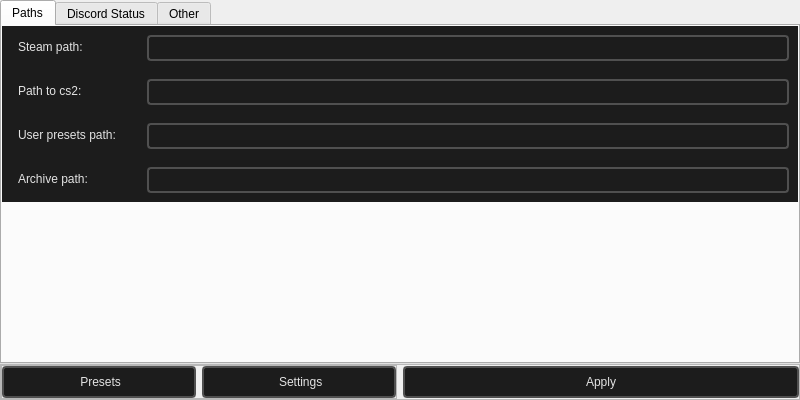
Before: the Qt Designer form src/preferences.ui in dertwist/Hammer5Tools, drawn with Qt 5.
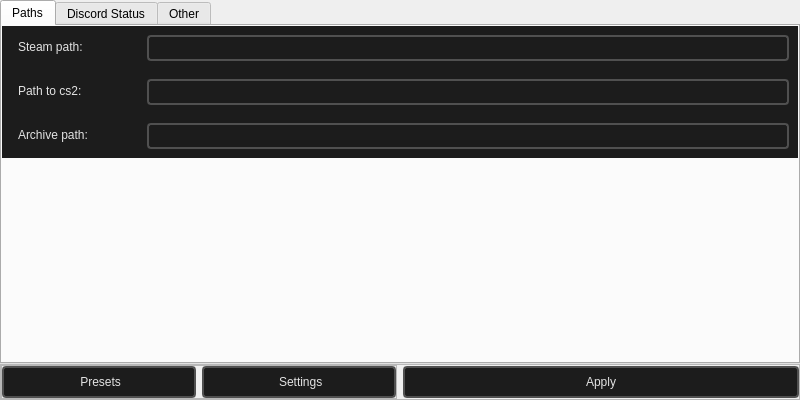
After: the same form once the commit is applied. The open tabs and pages were chosen to show the change. Icons and pictures are not drawn.

Commit message: [SoundEventEditor] Removed prefers form the settings and excluded sounds form build

```diff
--- a/src/preferences.ui
+++ b/src/preferences.ui
@@ -287,127 +287,7 @@
     }</string>
             </property>
             <property name="alignment">
-             <set>Qt::AlignLeading|Qt::AlignLeft|Qt::AlignTop</set>
-            </property>
-           </widget>
-          </item>
-         </layout>
-        </widget>
-       </item>
-       <item>
-        <widget class="QFrame" name="frame_4">
-         <property name="maximumSize">
-          <size>
-           <width>16777215</width>
-           <height>48</height>
-          </size>
-         </property>
-         <property name="styleSheet">
-          <string notr="true">background-color: #1C1C1C;</string>
-         </property>
-         <property name="frameShape">
-          <enum>QFrame::NoFrame</enum>
-         </property>
-         <property name="frameShadow">
-          <enum>QFrame::Raised</enum>
-         </property>
-         <layout class="QHBoxLayout" name="horizontalLayout_6">
-          <item>
-           <widget class="QFrame" name="frame_5">
-            <property name="styleSheet">
-             <string notr="true">border:0px;</string>
-            </property>
-            <property name="frameShape">
-             <enum>QFrame::StyledPanel</enum>
-            </property>
-            <property name="frameShadow">
-             <enum>QFrame::Raised</enum>
-            </property>
-            <layout class="QHBoxLayout" name="horizontalLayout">
-             <property name="leftMargin">
-              <number>0</number>
-             </property>
-             <property name="topMargin">
-              <number>0</number>
-             </property>
-             <property name="rightMargin">
-              <number>0</number>
-             </property>
-             <property name="bottomMargin">
-              <number>0</number>
-             </property>
-             <item>
-              <widget class="QLabel" name="label_6">
-               <property name="minimumSize">
-                <size>
-                 <width>130</width>
-                 <height>0</height>
-                </size>
-               </property>
-               <property name="maximumSize">
-                <size>
-                 <width>130</width>
-                 <height>16777215</height>
-                </size>
-               </property>
-               <property name="styleSheet">
-                <string notr="true">        font: 580 10pt &quot;Segoe UI&quot;;
-        padding-top: 2px;
-        padding-bottom:2px;
-        padding-left: 4px;
-        padding-right: 4px;
-        color: #E3E3E3;</string>
-               </property>
-               <property name="text">
-                <string>User presets path:</string>
-               </property>
-               <property name="alignment">
-                <set>Qt::AlignLeading|Qt::AlignLeft|Qt::AlignTop</set>
-               </property>
-              </widget>
-             </item>
-            </layout>
-           </widget>
-          </item>
-          <item>
-           <widget class="QLineEdit" name="preferences_lineedit_user_presets_path">
-            <property name="styleSheet">
-             <string notr="true">    QLineEdit {
-        font-family: Sergo UI;
-        color: #9D9D9D;
-    }
-
-    /* QPushButton default and hover styles */
-    QLineEdit {
-
-        font: 580 10pt &quot;Segoe UI&quot;;
-        border: 2px solid black;
-        border-radius: 4px;
-        border-color: rgba(80, 80, 80, 255);
-        height:18px;
-        padding-top: 2px;
-        padding-bottom:2px;
-        padding-left: 4px;
-        padding-right: 4px;
-        color: #E3E3E3;
-        background-color: #1C1C1C;
-    }
-    QLineEdit:hover {
-        background-color: #414956;
-        color: white;
-    }
-    QLineEdit:pressed {
-        background-color: red;
-        background-color: #1C1C1C;
-        margin: 1 px;
-        margin-left: 2px;
-        margin-right: 2px;
-        font: 580 9pt &quot;Segoe UI&quot;;
-
-    }</string>
-            </property>
-            <property name="alignment">
-             <set>Qt::AlignLeading|Qt::AlignLeft|Qt::AlignTop</set>
+             <set>Qt::AlignmentFlag::AlignLeading|Qt::AlignmentFlag::AlignLeft|Qt::AlignmentFlag::AlignTop</set>
             </property>
            </widget>
           </item>
```
Left out of the diff: 98 changed lines with no effect on the pictures. The commit also changes 4 other files.
